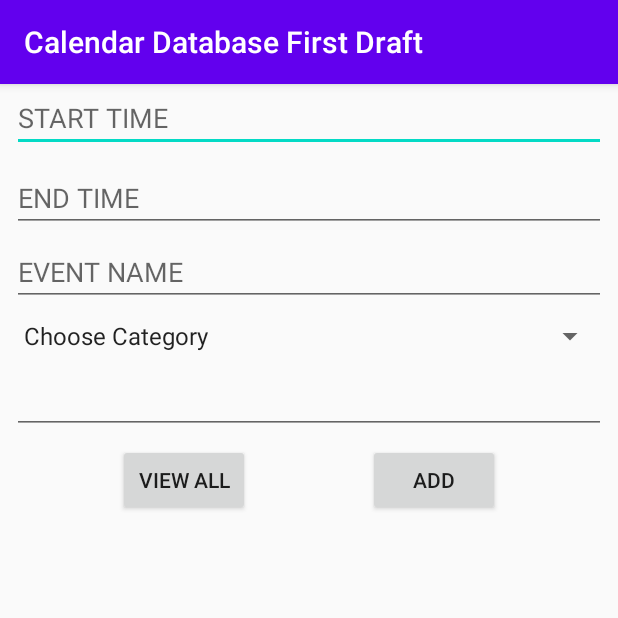
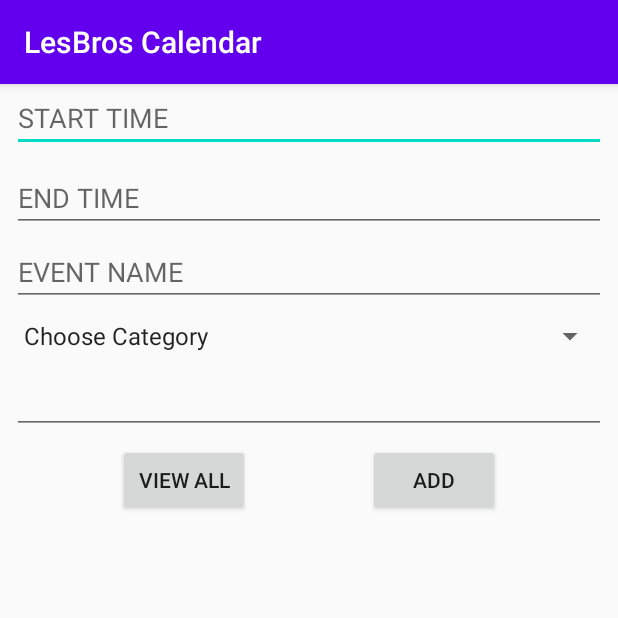
Before and after one commit to Riezmann/LesBros, an Android app: the EventPage screen opened directly, with no data from a screen before it, after a tap on "ADD", on a phone screen of 412 x 824 dp, the top half of it. Run offline under Robolectric (Android 15) with nearby library versions, the phone set to English and light mode, and no system bars; 2 statements that could not run were skipped.

Commit message:
LesBros Calendar App

```diff
--- a/app/src/main/java/com/example/calendardatabasefirstdraft/EndTimeReminderBroadCast.java
+++ b/app/src/main/java/com/example/calendardatabasefirstdraft/EndTimeReminderBroadCast.java
@@ -7,7 +7,6 @@ import android.content.Intent;
 import android.graphics.Color;
 import android.media.MediaPlayer;
 import android.provider.Settings;
-import android.widget.Toast;
 
 import androidx.core.app.NotificationCompat;
 import androidx.core.app.NotificationManagerCompat;
@@ -23,7 +22,6 @@ public class EndTimeReminderBroadCast extends BroadcastReceiver {
 
         int workingSessionID = intent.getIntExtra("ID", 0);
 
-        Toast.makeText(context, "EndTime Working Session ID: " + workingSessionID, Toast.LENGTH_SHORT).show();
 
         Intent intent1 = new Intent(context, OntimeDatabaseChange.class);
         intent1.putExtra("ID", workingSessionID);
--- a/app/src/main/java/com/example/calendardatabasefirstdraft/EventPage.java
+++ b/app/src/main/java/com/example/calendardatabasefirstdraft/EventPage.java
@@ -99,7 +99,7 @@ public class EventPage extends AppCompatActivity {
             @Override
             public void onItemSelected(AdapterView<?> parent, View view, int position, long id) {
                 if (((String) parent.getItemAtPosition(position)).equals("Choose Category")) {
-                    //temporarily do nothing
+                    Toast.makeText(EventPage.this, "Please choose the right tag!", Toast.LENGTH_SHORT).show();
                 }
                 tagName = (String) parent.getItemAtPosition(position);
             }
@@ -139,7 +139,7 @@ public class EventPage extends AppCompatActivity {
                     weekOrder = calendar.get(Calendar.WEEK_OF_YEAR);
                     weekID = (int) databaseHelper.addWeek(weekOrder);
                     weekCalendar = databaseHelper.getWeek(weekID);
-                    Toast.makeText(EventPage.this, "Success: " + weekID, Toast.LENGTH_SHORT).show();
+
 
 
                     //Creating Date Object
@@ -167,13 +167,15 @@ public class EventPage extends AppCompatActivity {
                     databaseHelper.addDWI((int) dateID, (int) workingSessionID, workingSession.isStatus());
 
 
+                    Toast.makeText(getApplicationContext(), "Add Working Session Successfully!", Toast.LENGTH_SHORT).show();
+
                     SimpleDateFormat format3 = new SimpleDateFormat("dd/MM/yyyy HH:mm", Locale.UK);
                     String startTemp = selectedDate;
 
                     startTemp = startTemp + " " + startTime.getText();
 
                     date = format3.parse(startTemp);
-                    Toast.makeText(getApplicationContext(), date.toString(), Toast.LENGTH_SHORT).show();
+
 
                     //Reminder at Start Time
                     Intent intent = new Intent(getApplicationContext(), StartTimeReminderBroadcast.class);
--- a/app/src/main/java/com/example/calendardatabasefirstdraft/LateDatabaseChange.java
+++ b/app/src/main/java/com/example/calendardatabasefirstdraft/LateDatabaseChange.java
@@ -2,6 +2,7 @@ package com.example.calendardatabasefirstdraft;
 
 import android.app.Activity;
 import android.os.Bundle;
+import android.widget.Toast;
 
 public class LateDatabaseChange extends Activity {
     @Override
@@ -12,7 +13,7 @@ public class LateDatabaseChange extends Activity {
         //Change Database with everything we have
         //What is going on here?
         //We did it
-
+        Toast.makeText(this, "Try to do it on time! Good Luck!", Toast.LENGTH_SHORT).show();
         DatabaseHelper databaseHelper = new DatabaseHelper(getApplicationContext());
 
         WorkingSession workingSession = databaseHelper.getWorkingSession(getIntent().getIntExtra("ID", 0));
--- a/app/src/main/java/com/example/calendardatabasefirstdraft/NotePage.java
+++ b/app/src/main/java/com/example/calendardatabasefirstdraft/NotePage.java
@@ -6,6 +6,7 @@ import android.widget.ArrayAdapter;
 import android.widget.Button;
 import android.widget.EditText;
 import android.widget.ListView;
+import android.widget.Toast;
 
 import androidx.appcompat.app.AppCompatActivity;
 
@@ -50,6 +51,7 @@ public class NotePage extends AppCompatActivity {
             public void onClick(View v) {
                 Note note = new Note(date_in.toString(), noteContent.getText().toString());
                 databaseHelper.addNote(date_in.getText().toString(), noteContent.getText().toString());
+                Toast.makeText(NotePage.this, "Added Note Successfully", Toast.LENGTH_SHORT).show();
                 ShowNoteOnListView(databaseHelper);
 
             }
--- a/app/src/main/java/com/example/calendardatabasefirstdraft/OntimeDatabaseChange.java
+++ b/app/src/main/java/com/example/calendardatabasefirstdraft/OntimeDatabaseChange.java
@@ -10,7 +10,7 @@ public class OntimeDatabaseChange extends Activity {
     @Override
     protected void onCreate(Bundle savedInstanceState) {
         super.onCreate(savedInstanceState);
-        Toast.makeText(this, "This is created with " + getIntent().getIntExtra("ID",0), Toast.LENGTH_SHORT).show();
+        Toast.makeText(this, "Congratulations!", Toast.LENGTH_SHORT).show();
 
         //Change Database with everything we have
         //What is going on here?
--- a/app/src/main/res/values/strings.xml
+++ b/app/src/main/res/values/strings.xml
@@ -1,5 +1,5 @@
 <resources>
-    <string name="app_name">Calendar Database First Draft</string>
+    <string name="app_name">LesBros Calendar</string>
     <string name="AddWorkSession">Add Work Session</string>
     <string name="AddDate">Add Date</string>
     <string name="AddTag">Add Tag</string>
```
